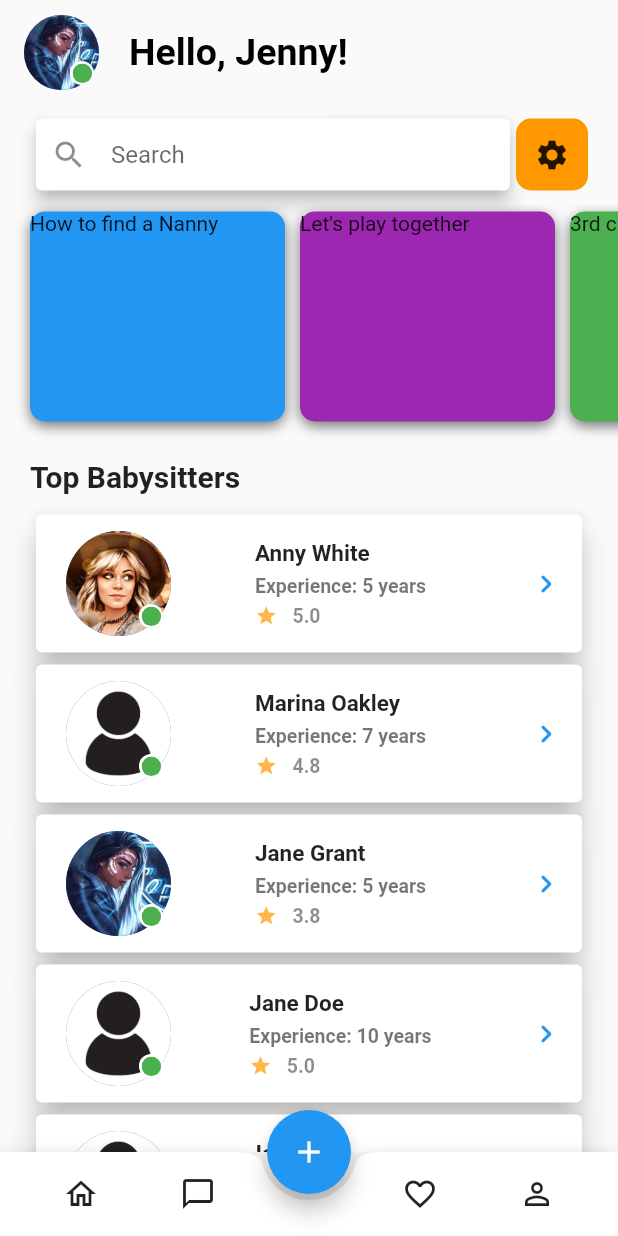
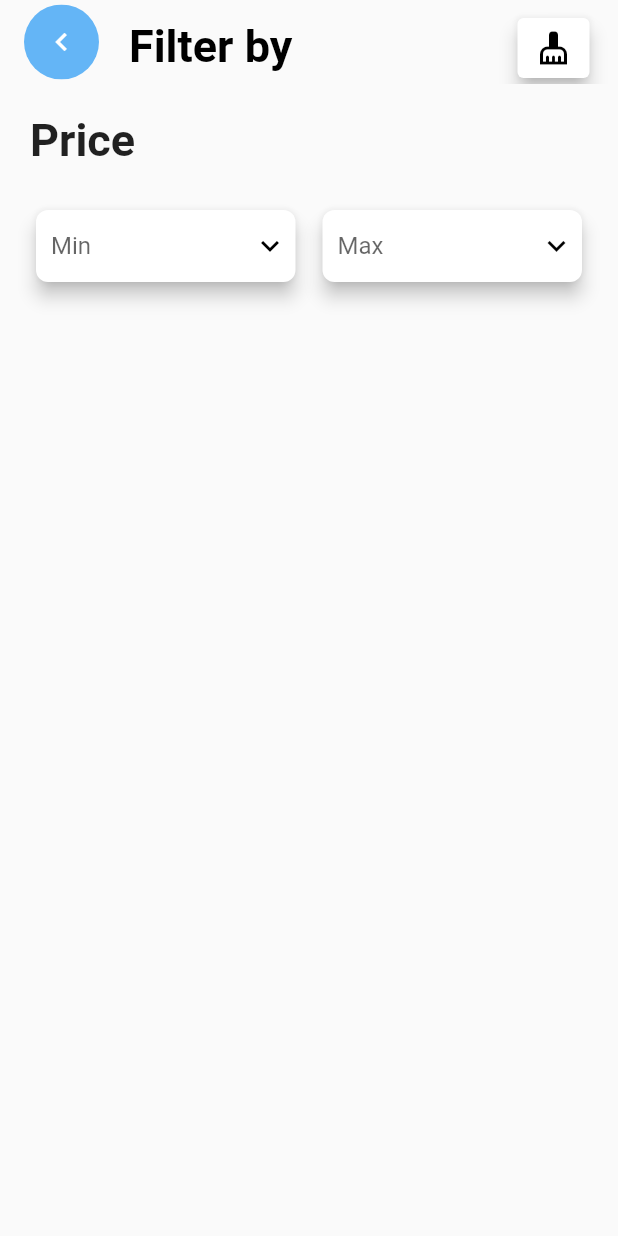
Before and after one commit to pyLuna/exam_layout, a Flutter app: the screen it shows after launch, after a tap on the "settings" icon, on a phone screen of 412 x 824 dp. Run offline on Flutter 3.47's test engine with Material 2 defaults, Android fonts, the phone set to English and light mode, and no system bars.

Commit message:
2nd layout; price

```diff
--- a/lib/filterpage/mainpage.dart
+++ b/lib/filterpage/mainpage.dart
@@ -1,10 +1,115 @@
 import 'package:flutter/material.dart';
+import 'package:layout_exam/filterpage/price.dart';
+import 'package:layout_exam/main.dart';
+
+void main() {
+  runApp(const FilterMain());
+}
 
 class FilterMain extends StatelessWidget {
   const FilterMain({super.key});
 
   @override
   Widget build(BuildContext context) {
-    return const Placeholder();
+    return const MaterialApp(
+      debugShowCheckedModeBanner: false,
+      home: FilterAppBar(),
+    );
   }
 }
+
+class FilterAppBar extends StatelessWidget {
+  const FilterAppBar({super.key});
+
+  @override
+  Widget build(BuildContext context) {
+    return Scaffold(
+      appBar: AppBar(
+        centerTitle: true,
+        title: Row(
+          children: [
+            ClipOval(
+              child: Container(
+                height: 50,
+                width: 50,
+                decoration: BoxDecoration(
+                  color: Colors.blue[300],
+                ),
+                child: IconButton(
+                  onPressed: () {
+                    Navigator.push(
+                        context,
+                        MaterialPageRoute(
+                            builder: (context) => const MyWidget()));
+                  },
+                  icon: const Icon(Icons.chevron_left),
+                  color: Colors.white,
+                ),
+              ),
+            ),
+            const Padding(
+              padding: EdgeInsets.only(left: 20, top: 5),
+              child: Text(
+                'Filter by',
+                style: TextStyle(
+                  color: Colors.black,
+                  fontSize: 30,
+                  fontWeight: FontWeight.bold,
+                ),
+              ),
+            ),
+          ],
+        ),
+        actions: [
+          Padding(
+            padding: const EdgeInsets.only(right: 15, top: 8),
+            child: Card(
+              elevation: 5,
+              child: IconButton(
+                onPressed: () {},
+                icon: const Icon(
+                  Icons.cleaning_services,
+                  color: Colors.black,
+                ),
+              ),
+            ),
+          )
+        ],
+        backgroundColor: Colors.transparent,
+        elevation: 0,
+      ),
+      body: LayoutBuilder(
+        builder: (context, constraints) {
+          return Padding(
+            padding: const EdgeInsets.only(left: 20, right: 20),
+            child: Column(
+              children: [
+                Container(
+                  padding: const EdgeInsets.only(top: 20),
+                  width: constraints.maxWidth,
+                  height: 80,
+                  child: const Text(
+                    'Price',
+                    style: TextStyle(
+                      fontWeight: FontWeight.bold,
+                      fontSize: 30,
+                    ),
+                  ),
+                ),
+                const Row(
+                  children: [
+                    DropdownWidget(hint: 'Min'),
+                    SizedBox(
+                      width: 10,
+                    ),
+                    DropdownWidget(hint: 'Max'),
+                  ],
+                )
+              ],
+            ),
+          );
+        },
+      ),
+    );
+  }
+}
--- /dev/null
+++ b/lib/filterpage/price.dart
@@ -0,0 +1,89 @@
+import 'package:flutter/material.dart';
+
+class PriceWidget extends StatelessWidget {
+  const PriceWidget({super.key});
+
+  @override
+  Widget build(BuildContext context) {
+    return LayoutBuilder(
+      builder: (context, constraints) {
+        return Container(
+          padding: const EdgeInsets.only(left: 20, right: 20),
+          height: constraints.maxHeight,
+          child: Placeholder(),
+          // child: Column(
+          //   children: [
+          //     Container(
+          //       padding: const EdgeInsets.only(top: 20),
+          //       width: constraints.maxWidth,
+          //       height: 80,
+          //       child: const Text(
+          //         'Price',
+          //         style: TextStyle(
+          //           fontWeight: FontWeight.bold,
+          //           fontSize: 30,
+          //         ),
+          //       ),
+          //     ),
+          //     const SizedBox(
+          //       height: 60,
+          //       child: Row(
+          //         mainAxisAlignment: MainAxisAlignment.start,
+          //         children: [
+          //           Expanded(
+          //             child: DropdownWidget(
+          //               hint: 'Min',
+          //             ),
+          //           ),
+          //           SizedBox(
+          //             width: 10,
+          //           ),
+          //           Expanded(
+          //             child: DropdownWidget(
+          //               hint: 'Max',
+          //             ),
+          //           ),
+          //         ],
+          //       ),
+          //     ),
+          //   ],
+          // ),
+        );
+      },
+    );
+  }
+}
+
+class DropdownWidget extends StatelessWidget {
+  const DropdownWidget({super.key, required this.hint});
+  final String hint;
+  @override
+  Widget build(BuildContext context) {
+    return Expanded(
+      child: Card(
+        shape: const RoundedRectangleBorder(
+          borderRadius: BorderRadius.all(
+            Radius.circular(8),
+          ),
+        ),
+        elevation: 5,
+        borderOnForeground: false,
+        child: Padding(
+          padding: const EdgeInsets.only(left: 10, right: 5),
+          child: DropdownButtonFormField(
+            decoration: const InputDecoration(
+              border: InputBorder.none,
+            ),
+            hint: Text(hint),
+            icon: const Icon(
+              Icons.keyboard_arrow_down,
+              color: Colors.black,
+            ),
+            items: [],
+            onChanged: (value) {},
+          ),
+        ),
+      ),
+    );
+  }
+}
--- a/lib/homepage/babysitters.dart
+++ b/lib/homepage/babysitters.dart
@@ -21,7 +21,7 @@ class Babysitters extends StatelessWidget {
       child: SizedBox(
         height: 100,
         child: Card(
-          elevation: 8,
+          elevation: 5,
           child: Padding(
             padding: const EdgeInsets.only(left: 20),
             child: Row(
--- a/lib/bottomnav.dart
+++ b/lib/homepage/bottomnav.dart
@@ -6,7 +6,7 @@ class BottomNav extends StatelessWidget {
   @override
   Widget build(BuildContext context) {
     return BottomAppBar(
-      shape: const CircularNotchedRectangle(),
+      // shape: const CircularNotchedRectangle(),
       child: SizedBox(
         height: 56,
         child: Row(
--- a/lib/homepage/home.dart
+++ b/lib/homepage/home.dart
@@ -38,14 +38,14 @@ class HomePage extends StatelessWidget {
           experience: '7 years',
           rate: '4.8',
           pic: AssetImage('assets/profile2.jpg'),
-          isonline: true,
+          isonline: false,
         ),
         Babysitters(
           name: 'Jane Grant',
           experience: '5 years',
           rate: '3.8',
           pic: AssetImage('assets/profile.jpg'),
-          isonline: true,
+          isonline: false,
         ),
         Babysitters(
           name: 'Jane Doe',
@@ -57,6 +57,13 @@ class HomePage extends StatelessWidget {
         Babysitters(
           name: 'John Doe',
           experience: '22 years',
+          rate: '5.0',
+          pic: AssetImage('assets/profile2.jpg'),
+          isonline: true,
+        ),
+        Babysitters(
+          name: 'John Doe Jr',
+          experience: '3 years',
           rate: '5.0',
           pic: AssetImage('assets/profile2.jpg'),
           isonline: true,
--- a/lib/homepage/search.dart
+++ b/lib/homepage/search.dart
@@ -1,4 +1,5 @@
 import 'package:flutter/material.dart';
+import 'package:layout_exam/filterpage/mainpage.dart';
 
 class SearchArea extends StatelessWidget {
   const SearchArea({super.key});
@@ -29,7 +30,12 @@ class SearchArea extends StatelessWidget {
                   color: Colors.orange,
                   borderRadius: BorderRadius.all(Radius.circular(10))),
               child: IconButton(
-                onPressed: () {},
+                onPressed: () {
+                  Navigator.push(
+                      context,
+                      MaterialPageRoute(
+                          builder: (context) => const FilterMain()));
+                },
                 icon: const Icon(Icons.settings),
               )),
         ],
--- a/lib/main.dart
+++ b/lib/main.dart
@@ -1,5 +1,5 @@
 import 'package:flutter/material.dart';
-import 'package:layout_exam/bottomnav.dart';
+import 'package:layout_exam/homepage/bottomnav.dart';
 import 'package:layout_exam/homepage/profile.dart';
 import 'package:layout_exam/homepage/home.dart';
 
@@ -20,9 +20,7 @@ class _MyWidgetState extends State<MyWidget> {
     return const MaterialApp(
       debugShowCheckedModeBanner: false,
       title: 'Layout Exam',
-      home: Scaffold(
-        body: MyAppBar(),
-      ),
+      home: MyAppBar(),
     );
   }
 }
@@ -59,10 +57,8 @@ class MyAppBar extends StatelessWidget {
         elevation: 0,
       ),
       floatingActionButtonLocation: FloatingActionButtonLocation.centerDocked,
-      floatingActionButton: FloatingActionButton(
-        child: const Icon(Icons.add),
-        onPressed: () {},
-      ),
+      floatingActionButton:
+          FloatingActionButton(child: const Icon(Icons.add), onPressed: () {}),
       body: const HomePage(),
       bottomNavigationBar: const BottomNav(),
     );
```
